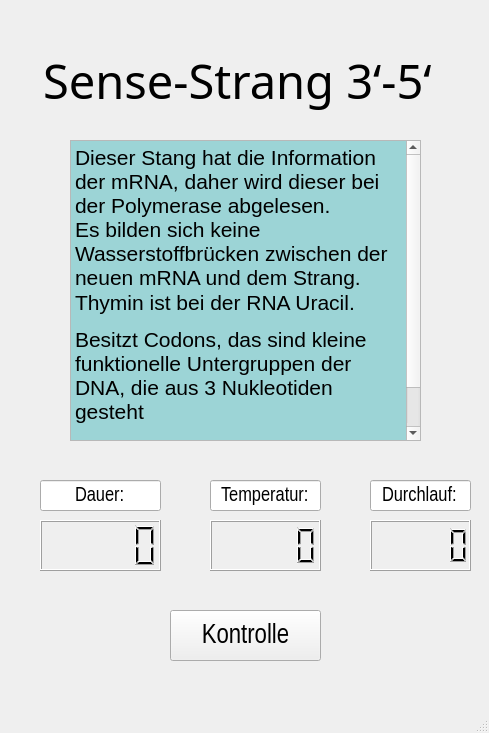
This is dipl_Phasenablauf/AblaufWindowSens_v1.ui in diplomarbeit-PCR/Diplomarbeit_PCR as Qt 5 draws it before an edit. The edited form follows.
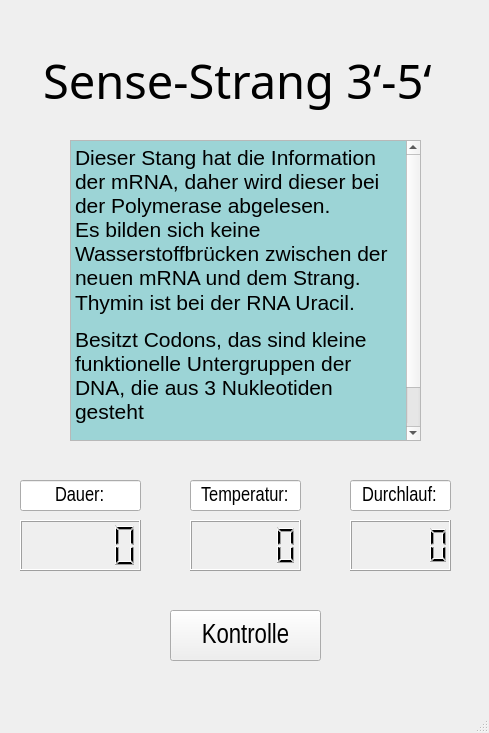
This is the edited form.

The edit to the form file:
```diff
--- a/dipl_Phasenablauf/AblaufWindowSens_v1.ui
+++ b/dipl_Phasenablauf/AblaufWindowSens_v1.ui
@@ -85,7 +85,7 @@
    <widget class="QLCDNumber" name="DL_zaehler">
     <property name="geometry">
      <rect>
-      <x>370</x>
+      <x>350</x>
       <y>520</y>
       <width>101</width>
       <height>51</height>
@@ -95,7 +95,7 @@
    <widget class="QLineEdit" name="DL_line">
     <property name="geometry">
      <rect>
-      <x>370</x>
+      <x>350</x>
       <y>480</y>
       <width>101</width>
       <height>31</height>
@@ -120,7 +120,7 @@
    <widget class="QLCDNumber" name="Timer_zaehler">
     <property name="geometry">
      <rect>
-      <x>40</x>
+      <x>20</x>
       <y>520</y>
       <width>121</width>
       <height>51</height>
@@ -130,7 +130,7 @@
    <widget class="QLineEdit" name="Dauer_line">
     <property name="geometry">
      <rect>
-      <x>40</x>
+      <x>20</x>
       <y>480</y>
       <width>121</width>
       <height>31</height>
@@ -155,7 +155,7 @@
    <widget class="QLCDNumber" name="temp_sensA">
     <property name="geometry">
      <rect>
-      <x>210</x>
+      <x>190</x>
       <y>520</y>
       <width>111</width>
       <height>51</height>
@@ -165,7 +165,7 @@
    <widget class="QLineEdit" name="Temp_line">
     <property name="geometry">
      <rect>
-      <x>210</x>
+      <x>190</x>
       <y>480</y>
       <width>111</width>
       <height>31</height>
```
